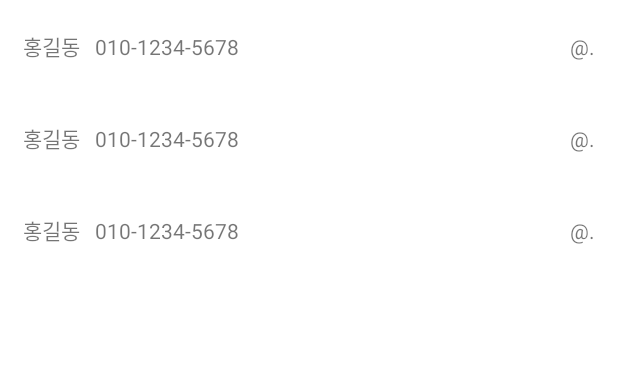
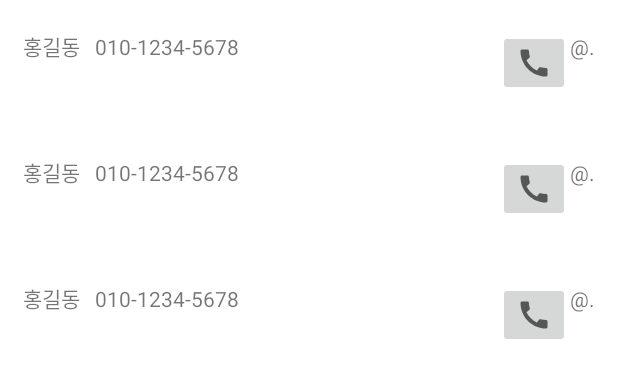
Before and after one commit to yjinpark1221/First-App, an Android app: the layout fragment_phonebook.xml on its own in the app's theme, with its tools: preview values and no code run, on a phone screen of 412 x 824 dp. Shown: the top 378 px of the screen. Run offline under Robolectric (Android 15) with nearby library versions, the phone set to English and light mode, and no system bars.

Commit message:
add call button and icon

```diff
--- /dev/null
+++ b/app/src/main/res/drawable/ic_baseline_call_24.xml
@@ -0,0 +1,10 @@
+<vector xmlns:android="http://schemas.android.com/apk/res/android"
+    android:width="24dp"
+    android:height="24dp"
+    android:viewportWidth="24"
+    android:viewportHeight="24"
+    android:tint="?attr/colorControlNormal">
+    <path
+        android:fillColor="#FF000000"
+        android:pathData="M20.01,15.38c-1.23,0 -2.42,-0.2 -3.53,-0.56 -0.35,-0.12 -0.74,-0.03 -1.01,0.24l-1.57,1.97c-2.83,-1.35 -5.48,-3.9 -6.89,-6.83l1.95,-1.66c0.27,-0.28 0.35,-0.67 0.24,-1.02 -0.37,-1.11 -0.56,-2.3 -0.56,-3.53 0,-0.54 -0.45,-0.99 -0.99,-0.99H4.19C3.65,3 3,3.24 3,3.99 3,13.28 10.73,21 20.01,21c0.71,0 0.99,-0.63 0.99,-1.18v-3.45c0,-0.54 -0.45,-0.99 -0.99,-0.99z"/>
+</vector>
--- a/app/src/main/res/layout/item_recycler_view.xml
+++ b/app/src/main/res/layout/item_recycler_view.xml
@@ -20,6 +20,12 @@
         android:paddingHorizontal="10dp"
         android:text="010-1234-5678" />
 
+    <ImageButton
+        android:id="@+id/call_btn"
+        android:layout_width="wrap_content"
+        android:layout_height="wrap_content"
+        android:src="@drawable/ic_baseline_call_24" />
+
     <TextView
         android:id="@+id/email"
         android:layout_width="wrap_content"
--- a/app/src/main/res/menu/bottom_nav_menu.xml
+++ b/app/src/main/res/menu/bottom_nav_menu.xml
@@ -3,7 +3,7 @@
 
     <item
         android:id="@+id/navigation_phonebook"
-        android:icon="@drawable/ic_home_black_24dp"
+        android:icon="@drawable/ic_baseline_call_24"
         android:title="@string/title_phonebook" />
 
     <item
```
